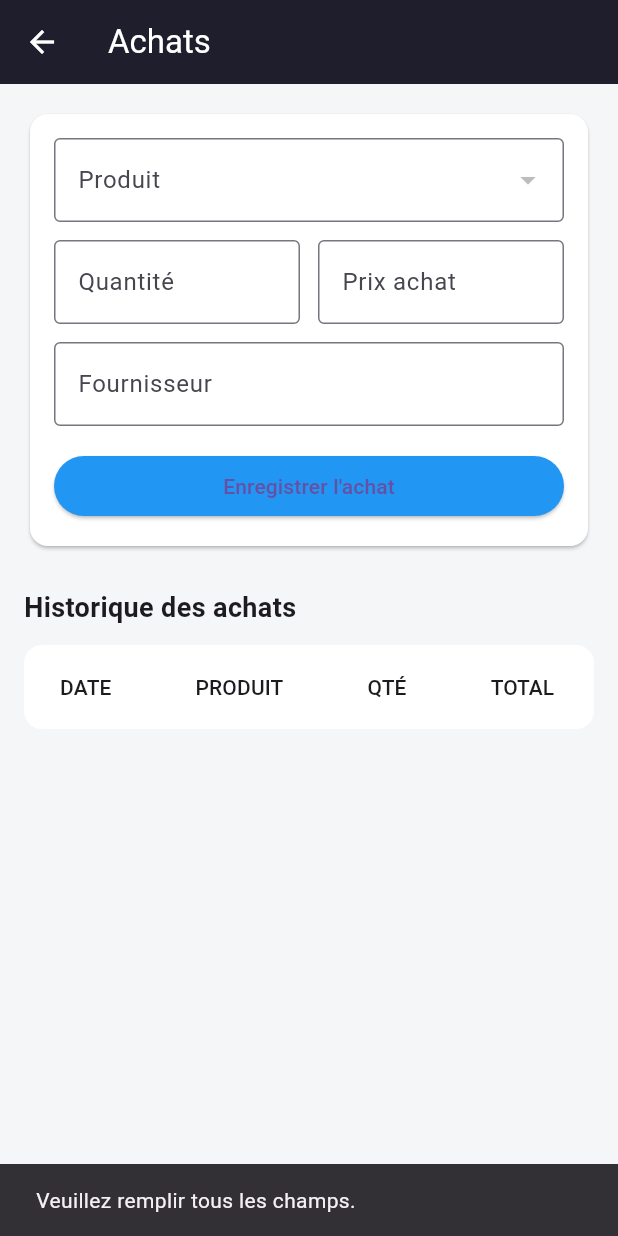
After one commit to hadjabarr4-lang/mon_app_facturation, a Flutter app: the AchatScreen screen opened directly, after a tap on "Enregistrer l'achat", on a phone screen of 412 x 824 dp. The commit adds this screen. Run offline on Flutter 3.47's test engine with Material 3 defaults, Android fonts, the phone set to English and light mode, and no system bars; our stand-ins replace fl_chart, image_picker, pdf, printing, sqflite; missing offline and left inert: mobile_scanner; accounts and stored records are empty.

Commit message:
Ajout de l'ecran Achats et mise a jour BDD v4

```diff
--- /dev/null
+++ b/lib/models/achat.dart
@@ -0,0 +1,47 @@
+class Achat {
+  final String id;
+  final String produitId;
+  final String produitNom;
+  final int quantite;
+  final double prixUnitaire;
+  final double total;
+  final String fournisseur;
+  final String date;
+
+  Achat({
+    required this.id,
+    required this.produitId,
+    required this.produitNom,
+    required this.quantite,
+    required this.prixUnitaire,
+    required this.total,
+    required this.fournisseur,
+    required this.date,
+  });
+
+  Map<String, dynamic> toMap() {
+    return {
+      'id': id,
+      'produit_id': produitId,
+      'produit_nom': produitNom,
+      'quantite': quantite,
+      'prix_unitaire': prixUnitaire,
+      'total': total,
+      'fournisseur': fournisseur,
+      'date': date,
+    };
+  }
+
+  factory Achat.fromMap(Map<String, dynamic> map) {
+    return Achat(
+      id: map['id'],
+      produitId: map['produit_id'],
+      produitNom: map['produit_nom'],
+      quantite: map['quantite'],
+      prixUnitaire: (map['prix_unitaire'] as num).toDouble(),
+      total: (map['total'] as num).toDouble(),
+      fournisseur: map['fournisseur'],
+      date: map['date'],
+    );
+  }
+}
--- a/lib/screens/admin_dashboard.dart
+++ b/lib/screens/admin_dashboard.dart
@@ -9,6 +9,7 @@ import 'stock/produits_screen.dart';
 import 'stock/categorie_screen.dart';
 import 'stock/stock_screen.dart';
 import 'vente/vente_screen.dart';
+import 'stock/achat_screen.dart';
 
 class AdminDashboard extends StatefulWidget {
   const AdminDashboard({Key? key}) : super(key: key);
@@ -80,7 +81,7 @@ class _AdminDashboardState extends State<AdminDashboard> {
       case 4:
         return const VenteScreen();
       case 5:
-        return const Center(child: Text("Écran Achats (À venir)"));
+        return const AchatScreen();
       case 6:
         return const Center(child: Text("Écran Rapports (À venir)"));
       case 7:
--- /dev/null
+++ b/lib/screens/stock/achat_screen.dart
@@ -0,0 +1,164 @@
+import 'package:flutter/material.dart';
+import '../../models/achat.dart';
+import '../../models/produit.dart';
+import '../../services/achat_service.dart';
+import '../../services/product_service.dart';
+
+class AchatScreen extends StatefulWidget {
+  const AchatScreen({Key? key}) : super(key: key);
+
+  @override
+  State<AchatScreen> createState() => _AchatScreenState();
+}
+
+class _AchatScreenState extends State<AchatScreen> {
+  List<Produit> _produits = [];
+  List<Achat> _achats = [];
+  bool _isLoading = true;
+
+  Produit? _produitSelectionne;
+  final _quantiteController = TextEditingController();
+  final _prixController = TextEditingController();
+  final _fournisseurController = TextEditingController();
+
+  @override
+  void initState() {
+    super.initState();
+    _chargerDonnees();
+  }
+
+  Future<void> _chargerDonnees() async {
+    setState(() => _isLoading = true);
+    final prods = await ProductService.tous();
+    final achats = await AchatService.tousLesAchats();
+    setState(() {
+      _produits = prods;
+      _achats = achats;
+      _isLoading = false;
+    });
+  }
+
+  Future<void> _enregistrerAchat() async {
+    if (_produitSelectionne == null || _quantiteController.text.isEmpty || _prixController.text.isEmpty) {
+      ScaffoldMessenger.of(context).showSnackBar(
+        const SnackBar(content: Text('Veuillez remplir tous les champs.')),
+      );
+      return;
+    }
+
+    final qte = int.tryParse(_quantiteController.text) ?? 0;
+    final prixU = double.tryParse(_prixController.text) ?? 0.0;
+
+    if (qte <= 0 || prixU <= 0) return;
+
+    final nouvelAchat = Achat(
+      id: DateTime.now().millisecondsSinceEpoch.toString(),
+      produitId: _produitSelectionne!.id!,
+      produitNom: _produitSelectionne!.nom,
+      quantite: qte,
+      prixUnitaire: prixU,
+      total: qte * prixU,
+      fournisseur: _fournisseurController.text.isEmpty ? 'Inconnu' : _fournisseurController.text,
+      date: DateTime.now().toIso8601String(),
+    );
+
+    try {
+      await AchatService.enregistrerAchat(nouvelAchat);
+      _quantiteController.clear();
+      _prixController.clear();
+      _fournisseurController.clear();
+      setState(() => _produitSelectionne = null);
+      await _chargerDonnees();
+
+      ScaffoldMessenger.of(context).showSnackBar(
+        const SnackBar(content: Text('Achat enregistré et stock mis à jour !'), backgroundColor: Colors.green),
+      );
+    } catch (e) {
+      ScaffoldMessenger.of(context).showSnackBar(
+        SnackBar(content: Text('Erreur : $e')),
+      );
+    }
+  }
+
+  @override
+  Widget build(BuildContext context) {
+    return Scaffold(
+      backgroundColor: const Color(0xFFF5F6F8),
+      appBar: AppBar(
+        title: const Text("Achats", style: TextStyle(color: Colors.white)),
+        backgroundColor: const Color(0xFF1E1E2C),
+        iconTheme: const IconThemeData(color: Colors.white),
+      ),
+      body: _isLoading
+          ? const Center(child: CircularProgressIndicator())
+          : SingleChildScrollView(
+              padding: const EdgeInsets.all(16.0),
+              child: Column(
+                crossAxisAlignment: CrossAxisAlignment.start,
+                children: [
+                  Card(
+                    color: Colors.white,
+                    child: Padding(
+                      padding: const EdgeInsets.all(16.0),
+                      child: Column(
+                        children: [
+                          DropdownButtonFormField<Produit>(
+                            value: _produitSelectionne,
+                            decoration: const InputDecoration(labelText: 'Produit', border: OutlineInputBorder()),
+                            items: _produits.map((p) => DropdownMenuItem(value: p, child: Text(p.nom))).toList(),
+                            onChanged: (val) => setState(() => _produitSelectionne = val),
+                          ),
+                          const SizedBox(height: 12),
+                          Row(
+                            children: [
+                              Expanded(child: TextField(controller: _quantiteController, keyboardType: TextInputType.number, decoration: const InputDecoration(labelText: 'Quantité', border: OutlineInputBorder()))),
+                              const SizedBox(width: 12),
+                              Expanded(child: TextField(controller: _prixController, keyboardType: TextInputType.number, decoration: const InputDecoration(labelText: 'Prix achat', border: OutlineInputBorder()))),
+                            ],
+                          ),
+                          const SizedBox(height: 12),
+                          TextField(controller: _fournisseurController, decoration: const InputDecoration(labelText: 'Fournisseur', border: OutlineInputBorder())),
+                          const SizedBox(height: 16),
+                          SizedBox(
+                            width: double.infinity,
+                            child: ElevatedButton(
+                              onPressed: _enregistrerAchat,
+                              style: ElevatedButton.styleFrom(backgroundColor: Colors.blue),
+                              child: const Text('Enregistrer l\'achat'),
+                            ),
+                          )
+                        ],
+                      ),
+                    ),
+                  ),
+                  const SizedBox(height: 24),
+                  const Text("Historique des achats", style: TextStyle(fontSize: 18, fontWeight: FontWeight.bold)),
+                  const SizedBox(height: 12),
+                  Container(
+                    decoration: BoxDecoration(color: Colors.white, borderRadius: BorderRadius.circular(12)),
+                    child: SingleChildScrollView(
+                      scrollDirection: Axis.horizontal,
+                      child: DataTable(
+                        columns: const [
+                          DataColumn(label: Text('DATE')),
+                          DataColumn(label: Text('PRODUIT')),
+                          DataColumn(label: Text('QTÉ')),
+                          DataColumn(label: Text('TOTAL')),
+                          DataColumn(label: Text('FOURNISSEUR')),
+                        ],
+                        rows: _achats.map((a) => DataRow(cells: [
+                          DataCell(Text(a.date.substring(0, 10))),
+                          DataCell(Text(a.produitNom)),
+                          DataCell(Text(a.quantite.toString())),
+                          DataCell(Text('${a.total.toStringAsFixed(0)} F')),
+                          DataCell(Text(a.fournisseur)),
+                        ])).toList(),
+                      ),
+                    ),
+                  ),
+                ],
+              ),
+            ),
+    );
+  }
+}
--- /dev/null
+++ b/lib/services/achat_service.dart
@@ -0,0 +1,33 @@
+import '../models/achat.dart';
+import 'database_service.dart';
+
+class AchatService {
+  // Enregistrer un achat, augmenter le stock et baisser la caisse
+  static Future<void> enregistrerAchat(Achat achat) async {
+    final db = await DatabaseService.database;
+
+    // 1. Enregistrer l'achat
+    await db.insert('achats', achat.toMap());
+
+    // 2. Augmenter le stock du produit et mettre à jour son prix d'achat
+    await db.rawUpdate(
+      'UPDATE produits SET quantite = quantite + ?, prix_achat = ? WHERE id = ?',
+      [achat.quantite, achat.prixUnitaire, achat.produitId]
+    );
+
+    // 3. Enregistrer la dépense dans la caisse (pour que le solde baisse)
+    await db.insert('depenses', {
+      'id': DateTime.now().millisecondsSinceEpoch.toString(),
+      'montant': achat.total,
+      'description': 'Achat: ${achat.produitNom}',
+      'date': achat.date,
+    });
+  }
+
+  // Récupérer l'historique des achats
+  static Future<List<Achat>> tousLesAchats() async {
+    final db = await DatabaseService.database;
+    final rows = await db.query('achats', orderBy: 'date DESC');
+    return rows.map((r) => Achat.fromMap(r)).toList();
+  }
+}
--- a/lib/services/database_service.dart
+++ b/lib/services/database_service.dart
@@ -14,7 +14,7 @@ class DatabaseService {
     final path = join(await getDatabasesPath(), 'mon_app.db');
     return await openDatabase(
       path,
-      version: 3, // <--- Version 3
+      version: 4, // <--- Version 4 (pour la table achats)
       onCreate: (db, version) async {
         // 1. Table Utilisateurs
         await db.execute('''
@@ -79,8 +79,23 @@ class DatabaseService {
             date TEXT
           )
         ''');
+
+        // 7. Table Achats (LA NOUVELLE TABLE)
+        await db.execute('''
+          CREATE TABLE achats(
+            id TEXT PRIMARY KEY,
+            produit_id TEXT,
+            produit_nom TEXT,
+            quantite INTEGER,
+            prix_unitaire REAL,
+            total REAL,
+            fournisseur TEXT,
+            date TEXT
+          )
+        ''');
       },
       onUpgrade: (db, oldVersion, newVersion) async {
+        // Mise à jour depuis la version 1 (ajout de categories)
         if (oldVersion < 2) {
           await db.execute('''
             CREATE TABLE categories(
@@ -91,6 +106,7 @@ class DatabaseService {
           ''');
         }
 
+        // Mise à jour depuis la version 2 (ajout de recharges, depenses, ventes)
         if (oldVersion < 3) {
           await db.execute('''
             CREATE TABLE recharges(
@@ -117,6 +133,22 @@ class DatabaseService {
             )
           ''');
         }
+
+        // Mise à jour depuis la version 3 (ajout de achats)
+        if (oldVersion < 4) {
+          await db.execute('''
+            CREATE TABLE achats(
+              id TEXT PRIMARY KEY,
+              produit_id TEXT,
+              produit_nom TEXT,
+              quantite INTEGER,
+              prix_unitaire REAL,
+              total REAL,
+              fournisseur TEXT,
+              date TEXT
+            )
+          ''');
+        }
       },
     );
   }
```
